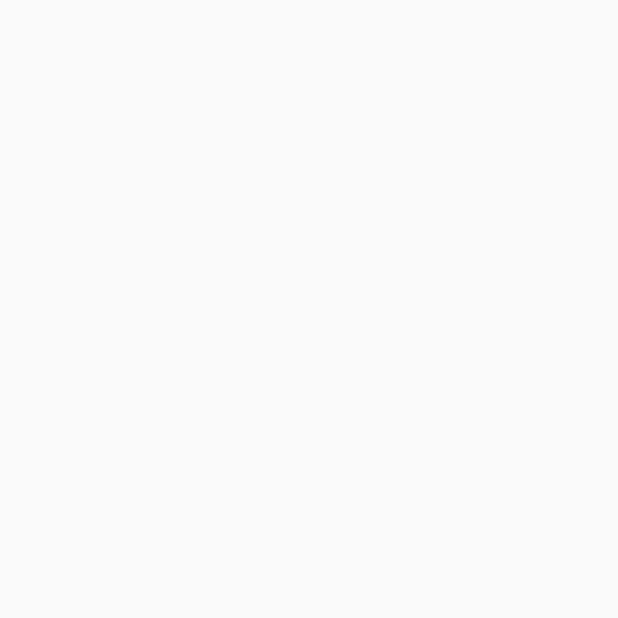
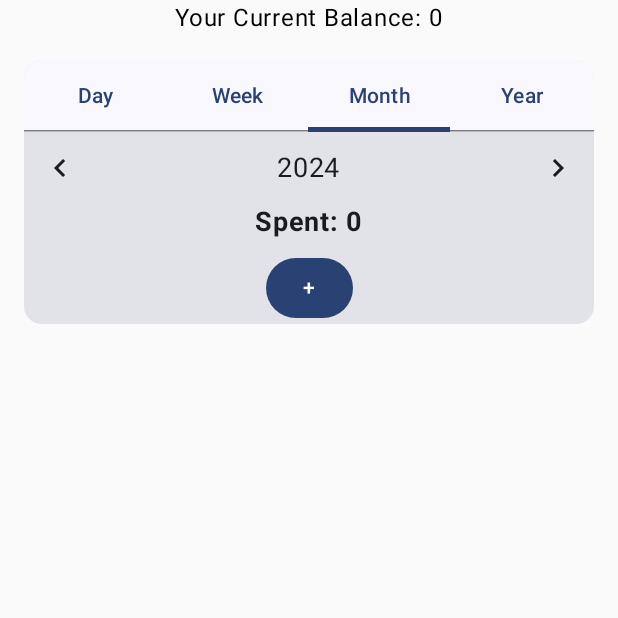
Before and after one commit to TiagoZheng/SpendMate, an Android app built with Jetpack Compose: the screen it shows after launch (MainActivity), on a phone screen of 412 x 824 dp, the top half of it. Before the commit the part shown is empty. Run offline under Robolectric (Android 15) with nearby library versions, the phone set to English and light mode, and no system bars.

Commit message:
Main UI Design

```diff
--- a/app/src/main/java/com/example/spendmate/MainActivity.kt
+++ b/app/src/main/java/com/example/spendmate/MainActivity.kt
@@ -4,6 +4,7 @@ import android.os.Bundle
 import androidx.activity.ComponentActivity
 import androidx.activity.compose.setContent
 import androidx.activity.enableEdgeToEdge
+import androidx.navigation.compose.rememberNavController
 import com.example.spendmate.ui.theme.SpendMateTheme
 
 class MainActivity : ComponentActivity() {
@@ -11,8 +12,10 @@ class MainActivity : ComponentActivity() {
         super.onCreate(savedInstanceState)
         enableEdgeToEdge()
         setContent {
+            val navController = rememberNavController()
             SpendMateTheme {
-
+               // SpendMateApp(navController)
+                OverviewScreen()
             }
         }
     }
--- /dev/null
+++ b/app/src/main/java/com/example/spendmate/OverviewScreen.kt
@@ -0,0 +1,225 @@
+package com.example.spendmate
+
+import android.widget.Toast
+import androidx.compose.foundation.BorderStroke
+import androidx.compose.foundation.border
+import androidx.compose.foundation.layout.Arrangement
+import androidx.compose.foundation.layout.Column
+import androidx.compose.foundation.layout.Row
+import androidx.compose.foundation.layout.Spacer
+import androidx.compose.foundation.layout.WindowInsets
+import androidx.compose.foundation.layout.asPaddingValues
+import androidx.compose.foundation.layout.fillMaxSize
+import androidx.compose.foundation.layout.fillMaxWidth
+import androidx.compose.foundation.layout.height
+import androidx.compose.foundation.layout.padding
+import androidx.compose.foundation.layout.safeDrawing
+import androidx.compose.foundation.lazy.LazyColumn
+import androidx.compose.foundation.lazy.items
+import androidx.compose.foundation.shape.RoundedCornerShape
+import androidx.compose.material.icons.Icons
+import androidx.compose.material.icons.filled.KeyboardArrowLeft
+import androidx.compose.material.icons.filled.KeyboardArrowRight
+import androidx.compose.material3.AlertDialog
+import androidx.compose.material3.Button
+import androidx.compose.material3.Card
+import androidx.compose.material3.Icon
+import androidx.compose.material3.IconButton
+import androidx.compose.material3.OutlinedTextField
+import androidx.compose.material3.Tab
+import androidx.compose.material3.TabRow
+import androidx.compose.material3.Text
+import androidx.compose.runtime.Composable
+import androidx.compose.runtime.getValue
+import androidx.compose.runtime.mutableStateOf
+import androidx.compose.runtime.remember
+import androidx.compose.runtime.setValue
+import androidx.compose.ui.Alignment
+import androidx.compose.ui.Modifier
+import androidx.compose.ui.graphics.Color
+import androidx.compose.ui.platform.LocalContext
+import androidx.compose.ui.text.font.FontWeight
+import androidx.compose.ui.tooling.preview.Preview
+import androidx.compose.ui.unit.dp
+import androidx.compose.ui.unit.sp
+
+data class Expense(
+    var id: Int,
+    var category: String,
+    var expenseValue: Int,
+    var expenseDescription: String
+)
+
+@Composable
+fun OverviewScreen() {
+    var expenseList by remember { mutableStateOf(listOf<Expense>()) }
+    var currentBalance by remember { mutableStateOf(0) }
+    var categoryOption by remember { mutableStateOf("") }
+    var newValue by remember { mutableStateOf("") }
+    var addExpenseBox by remember { mutableStateOf(false) }
+    var valueSpent by remember { mutableStateOf(0) }
+
+    Column(
+        modifier = Modifier
+            .fillMaxSize()
+            .padding(WindowInsets.safeDrawing.asPaddingValues()),
+        verticalArrangement = Arrangement.Center,
+        horizontalAlignment = Alignment.CenterHorizontally
+    ) {
+
+        Text("Your Current Balance: $currentBalance")
+
+        Card(
+            modifier = Modifier
+                .fillMaxWidth()
+                .padding(16.dp),
+        ) {
+
+            var selectedTab by remember { mutableStateOf(2) }
+            var tabs = listOf("Day", "Week", "Month", "Year")
+
+            TabRow(
+                selectedTabIndex = selectedTab,
+                modifier = Modifier.fillMaxWidth()
+            ) {
+                tabs.forEachIndexed { i, title ->
+                    Tab(
+                        selected = i == selectedTab,
+                        onClick = { selectedTab = i },
+                        text = { Text(title) }
+                    )
+                }
+            }
+
+            Row(
+                modifier = Modifier.fillMaxWidth(),
+                horizontalArrangement = Arrangement.SpaceBetween,
+                verticalAlignment = Alignment.CenterVertically
+            ) {
+                IconButton(onClick = {}) {
+                    Icon(Icons.Default.KeyboardArrowLeft, contentDescription = null)
+                }
+
+                Text("2024", fontSize = 18.sp)
+
+                IconButton(onClick = {}) {
+                    Icon(Icons.Default.KeyboardArrowRight, contentDescription = null)
+                }
+
+            }
+
+            Column(
+                modifier = Modifier.fillMaxWidth(),
+                verticalArrangement = Arrangement.Center,
+                horizontalAlignment = Alignment.CenterHorizontally
+            ) {
+
+                Text("Spent: $valueSpent", fontSize = 18.sp, fontWeight = FontWeight.Bold)
+                Spacer(modifier = Modifier.height(8.dp))
+                Button(onClick = {
+                    addExpenseBox = true
+                }) {
+                    Text("+")
+                }
+            }
+        }
+
+        val context = LocalContext.current
+        LazyColumn(
+            modifier = Modifier
+                .fillMaxSize()
+                .padding(16.dp)
+        ) {
+            items(expenseList) { item ->
+                ExpenseListItem(item, onClickExpand = {
+                    Toast.makeText(context, "Expanded", Toast.LENGTH_LONG).show()
+                })
+
+
+            }
+
+        }
+    }
+
+    if (addExpenseBox) {
+        AlertDialog(
+            onDismissRequest = { addExpenseBox = false },
+            confirmButton = {
+                Button(onClick = {
+                    addExpenseBox = false
+                }) {
+                    Text("Cancel")
+
+                }
+
+                Button(onClick = {
+                    if (newValue.isNotBlank() && categoryOption.isNotBlank()) {
+                        val newExpense =
+                            Expense(id = expenseList.size + 1, categoryOption, newValue.toInt(), "")
+                        expenseList = expenseList + newExpense
+                    }
+                    addExpenseBox = false
+                }) {
+                    Text("Confirm")
+                }
+
+            },
+            title = { Text("Add Expense") },
+            text = {
+                Column(
+                    modifier = Modifier
+                        .fillMaxWidth()
+                        .padding(8.dp)
+
+                ) {
+                    OutlinedTextField(
+                        value = categoryOption,
+                        onValueChange = { categoryOption = it },
+                        modifier = Modifier
+                            .fillMaxWidth()
+                            .padding(4.dp)
+
+                    )
+
+                    OutlinedTextField(
+                        value = newValue,
+                        onValueChange = { newValue = it },
+                        modifier = Modifier
+                            .fillMaxWidth()
+                            .padding(4.dp)
+                    )
+                }
+            }
+
+        )
+
+    }
+}
+
+
+@Composable
+fun ExpenseListItem(
+    item: Expense,
+    onClickExpand: () -> Unit
+) {
+    Row(
+        modifier = Modifier.fillMaxWidth()
+            .padding(8.dp)
+            .border(
+                border = BorderStroke(2.dp, Color.Black),
+                shape = RoundedCornerShape(20)
+            ),
+        horizontalArrangement = Arrangement.SpaceBetween
+    ) {
+
+        Text(item.category, modifier = Modifier.padding(8.dp))
+        Text("€${item.expenseValue}", modifier = Modifier.padding(8.dp))
+
+    }
+}
+
+@Preview(showBackground = true)
+@Composable
+fun OverviewPreview() {
+    OverviewScreen()
+}
```
Also changed, not shown: app/build.gradle.kts (+13 -0 lines), app/src/main/java/com/example/spendmate/MainViewModel.kt (added, +7 -0 lines), app/src/main/java/com/example/spendmate/SpendMateApp.kt (added, +10 -0 lines).
